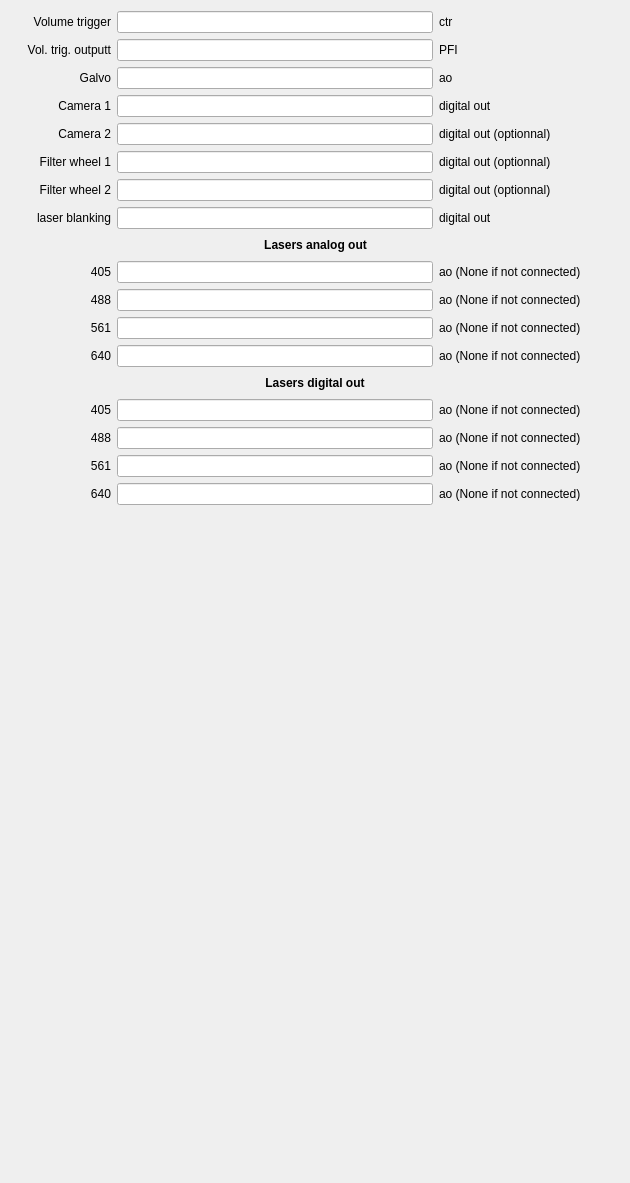
thibault-brugiere/OPM_GUI, file widget/ui_set_DAQ.ui: the form before one commit.
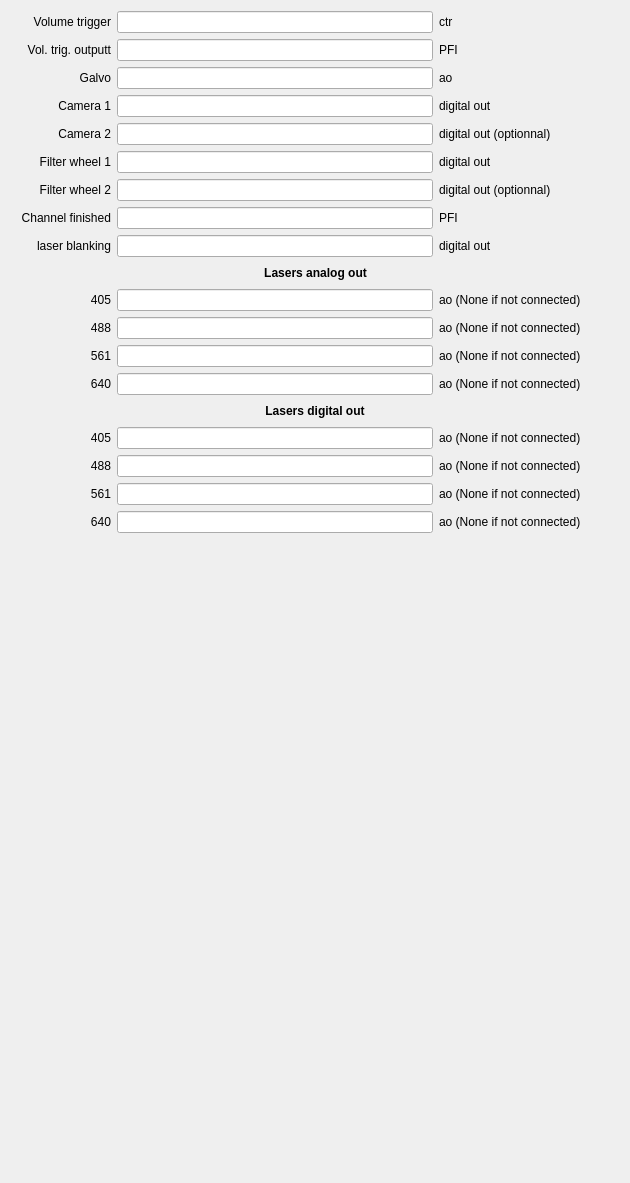
The form after the commit.

Commit message: FILTER WHEEL Ajout du trigger dans main MDA

What changed in the file:
```diff
--- a/widget/ui_set_DAQ.ui
+++ b/widget/ui_set_DAQ.ui
@@ -228,7 +228,7 @@
         </size>
        </property>
        <property name="text">
-        <string>digital out (optionnal)</string>
+        <string>digital out</string>
        </property>
       </widget>
      </item>
@@ -270,6 +270,42 @@
      </item>
     </layout>
    </item>
+   <item>
+    <layout class="QHBoxLayout" name="horizontalLayout_19">
+     <item>
+      <widget class="QLabel" name="label_filter_ChannelFinished">
+       <property name="minimumSize">
+        <size>
+         <width>100</width>
+         <height>0</height>
+        </size>
+       </property>
+       <property name="text">
+        <string>Channel finished</string>
+       </property>
+       <property name="alignment">
+        <set>Qt::AlignRight|Qt::AlignTrailing|Qt::AlignVCenter</set>
+       </property>
+      </widget>
+     </item>
+     <item>
+      <widget class="QLineEdit" name="lineEdit_ChannelFinished"/>
+     </item>
+     <item>
+      <widget class="QLabel" name="label_camera2_out_4">
+       <property name="minimumSize">
+        <size>
+         <width>180</width>
+         <height>0</height>
+        </size>
+       </property>
+       <property name="text">
+        <string>PFI</string>
+       </property>
+      </widget>
+     </item>
+    </layout>
+   </item>
    <item>
     <layout class="QHBoxLayout" name="horizontalLayout_8">
      <item>
```
The commit also changes 11 other files.
